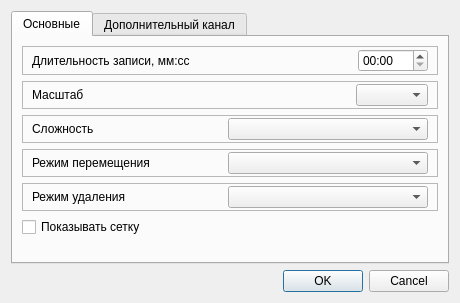
Qt form metodics/trenagers/tetris/trentetrisparamsdialog.ui (grigp/a-analyser) before a commit.
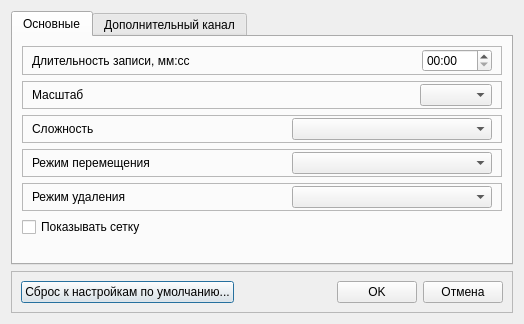
The same form after that commit. Icons and pictures are not drawn.

Commit message: Сброс параметров методик по умолчанию. Закончено

Patch:
```diff
--- a/metodics/trenagers/tetris/trentetrisparamsdialog.ui
+++ b/metodics/trenagers/tetris/trentetrisparamsdialog.ui
@@ -6,8 +6,8 @@
    <rect>
     <x>0</x>
     <y>0</y>
-    <width>460</width>
-    <height>303</height>
+    <width>524</width>
+    <height>324</height>
    </rect>
   </property>
   <property name="windowTitle">
@@ -495,13 +495,49 @@
     </widget>
    </item>
    <item>
-    <widget class="QDialogButtonBox" name="buttonBox">
-     <property name="orientation">
-      <enum>Qt::Horizontal</enum>
+    <widget class="QFrame" name="frame_3">
+     <property name="frameShape">
+      <enum>QFrame::StyledPanel</enum>
      </property>
-     <property name="standardButtons">
-      <set>QDialogButtonBox::Cancel|QDialogButtonBox::Ok</set>
+     <property name="frameShadow">
+      <enum>QFrame::Raised</enum>
      </property>
+     <layout class="QHBoxLayout" name="horizontalLayout_13">
+      <item>
+       <widget class="QPushButton" name="btnDefault">
+        <property name="text">
+         <string>Сброс к настройкам по умолчанию...</string>
+        </property>
+       </widget>
+      </item>
+      <item>
+       <spacer name="horizontalSpacer_3">
+        <property name="orientation">
+         <enum>Qt::Horizontal</enum>
+        </property>
+        <property name="sizeHint" stdset="0">
+         <size>
+          <width>40</width>
+          <height>20</height>
+         </size>
+        </property>
+       </spacer>
+      </item>
+      <item>
+       <widget class="QPushButton" name="btnOK">
+        <property name="text">
+         <string>OK</string>
+        </property>
+       </widget>
+      </item>
+      <item>
+       <widget class="QPushButton" name="btnCancel">
+        <property name="text">
+         <string>Отмена</string>
+        </property>
+       </widget>
+      </item>
+     </layout>
     </widget>
    </item>
   </layout>
```
Left out of the diff: 83 changed lines with no effect on the pictures. The commit also changes 41 other files.
